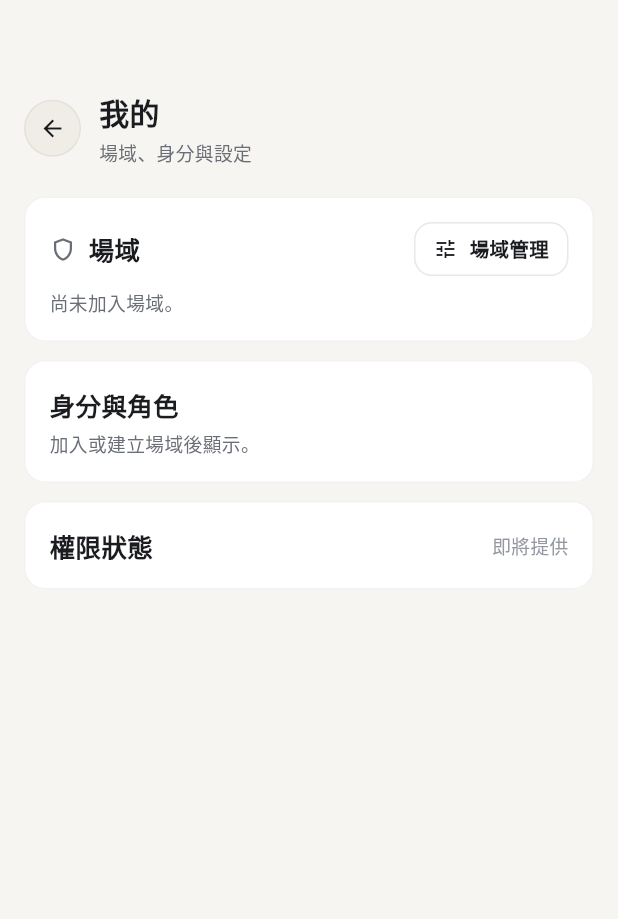
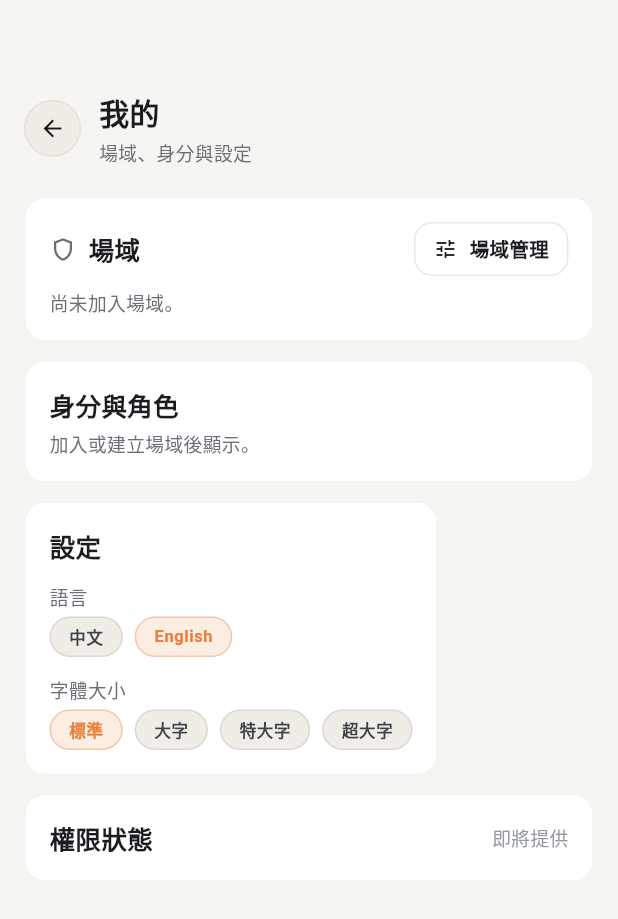
Before and after one commit to nj1i6t6/IgniRelay-new, a Flutter app: the MyTab widget shown alone on an empty page, opened directly, on a phone screen of 412 x 824 dp. Shown: the top 919 px of the screen. Run offline on Flutter 3.47's test engine with Material 3 defaults, Android fonts, the phone set to English and light mode, and no system bars; our stand-ins replace fixnum, flutter_secure_storage, geolocator, latlong2, permission_handler, qr_flutter and 2 more; missing offline and left inert: cryptography, mobile_scanner, protobuf, sqlite3; accounts and stored records are empty; Roboto replaces fonts that are missing (.AppleSystemUIFont); statements that could not run were skipped; project files that could hold a hidden picture were left out.

Commit message:
[UI-H1] add formal language and text-size settings
Expose the existing locale + text-scale infrastructure to users from the 我的
tab. New pure SettingsSection widget (語言 中文/English · 字體大小 標準/大字/特大字/
超大字) renders the current selection and reports choices via value+callback
seams; MyTab wires it to the existing root APIs:

- Localizations.localeOf(context)  → current language (no new locale getter)
- IgniRelayApp.textScaleOf(context) → current text size
- IgniRelayApp.setLocale / setTextScale → persist via existing
  app_language / app_text_scale keys

Stage A is 中文/English only (no 系統 follow). No new settings store, no new
dependency, no ARB/i18n string move (that is UI-H2), no legacy cleanup (UI-H4).
SettingsSection does not import main.dart so its interaction tests pump in
isolation; token-clean (0 Colors.*).

Tests (+9): 7 SettingsSection (labels, current-selection reflection for
language + size, tap callbacks, selected-state update via stateful host,
huge-scale no-overflow) + 2 MyTab integration in app_shell_test (設定 section
visible in 我的, no overflow at TextScaler 1.45).

Co-Authored-By: Claude Opus 4.8 <noreply@anthropic.com>

```diff
--- a/ignirelay_app/lib/ui/shell/tabs/my_tab.dart
+++ b/ignirelay_app/lib/ui/shell/tabs/my_tab.dart
@@ -1,7 +1,8 @@
-// MyTab —「我的」分頁（UI-F2 模組搬遷；UI-F3 身分與角色實作）。
+// MyTab —「我的」分頁（UI-F2 模組搬遷；UI-F3 身分與角色實作；UI-H1 設定區）。
 //
 // 作用場域摘要 + 場域管理入口（導向既有 A7 FieldScreen）+ 身分與角色（UI-F3：
-// owner「主辦」/ participant「成員」，由本機建立 vs 加入推導）+ 權限狀態正式產品佔位
+// owner「主辦」/ participant「成員」，由本機建立 vs 加入推導）+ 設定（UI-H1：語言 /
+// 字體大小，接既有 IgniRelayApp.setLocale/setTextScale）+ 權限狀態正式產品佔位
 // （「即將提供」，OS 權限健康度與場域角色刻意分開，D10）+ 開發者診斷入口（僅 kDebugMode，
 // 從 app_shell 移來；經 debug-only 命名路由進 DebugShell）。
 //
@@ -12,9 +13,11 @@ import 'package:flutter/material.dart';
 import 'package:provider/provider.dart';
 
 import 'package:ignirelay_app/app/controllers/active_field_controller.dart';
+import 'package:ignirelay_app/main.dart' show IgniRelayApp;
 import 'package:ignirelay_app/ui/screens/field/field_screen.dart';
 import 'package:ignirelay_app/ui/shell/app_shell.dart'
     show kDeveloperDiagnosticsRoute;
+import 'package:ignirelay_app/ui/shell/tabs/settings_section.dart';
 import 'package:ignirelay_app/ui/theme/igni_colors.dart';
 import 'package:ignirelay_app/ui/theme/igni_tokens.dart';
 import 'package:ignirelay_app/ui/theme/igni_typography.dart';
@@ -50,6 +53,18 @@ class MyTab extends StatelessWidget {
               _fieldCard(context, p, active, field.joinedFieldCount),
               const SizedBox(height: IgniSpacing.md),
               _roleCard(p, active),
+              const SizedBox(height: IgniSpacing.md),
+              // UI-H1：設定區（語言 / 字體大小）。目前值用 Localizations.localeOf /
+              // IgniRelayApp.textScaleOf 讀；選擇後交給既有 root API 持久化（無新 store /
+              // 無 locale getter）。SettingsSection 本身純展示、不 import main.dart。
+              SettingsSection(
+                languageCode: Localizations.localeOf(context).languageCode,
+                textScale: IgniRelayApp.textScaleOf(context),
+                onLanguageSelected: (locale) =>
+                    IgniRelayApp.setLocale(context, locale),
+                onTextScaleSelected: (scale) =>
+                    IgniRelayApp.setTextScale(context, scale),
+              ),
               const SizedBox(height: IgniSpacing.md),
               // 權限狀態 = OS permission health — kept SEPARATE from field role
               // above (UI-F3 / D10). Real status lands later (permission UX).
--- /dev/null
+++ b/ignirelay_app/lib/ui/shell/tabs/settings_section.dart
@@ -0,0 +1,116 @@
+// SettingsSection —「我的」分頁的「設定」區（UI-H1）。
+//
+// 提供語言（中文 / English）與字體大小（標準 / 大字 / 特大字 / 超大字）兩個選擇器。
+//
+// 設計：純展示 widget，無自有 state。目前值由 [languageCode] / [textScale] 傳入，
+// 使用者選擇以 [onLanguageSelected] / [onTextScaleSelected] 回呼出去。實際持久化由
+// 呼叫端（MyTab → `IgniRelayApp.setLocale` / `setTextScale`）負責。
+//
+// 刻意不 import main.dart、不碰 SharedPreferences、不持有任何 controller ⇒
+// 可獨立 pump 測互動（tap → 回呼 → 父層改值 → 選中狀態跟著走），且不把重型啟動
+// 圖拉進單元測試。
+//
+// Stage A 僅 中文 / English，不做「系統」跟隨（plan §H1：現有 setLocale 簽名無法
+// 乾淨表達 null/system，且 Stage A 不需要）。所有顏色走 token，0 Colors.*。
+
+import 'package:flutter/material.dart';
+
+import 'package:ignirelay_app/ui/theme/igni_colors.dart';
+import 'package:ignirelay_app/ui/theme/igni_text_scale.dart';
+import 'package:ignirelay_app/ui/theme/igni_tokens.dart';
+import 'package:ignirelay_app/ui/theme/igni_typography.dart';
+import 'package:ignirelay_app/ui/widgets/igni_card.dart';
+import 'package:ignirelay_app/ui/widgets/igni_chip.dart';
+
+class SettingsSection extends StatelessWidget {
+  const SettingsSection({
+    super.key,
+    required this.languageCode,
+    required this.textScale,
+    required this.onLanguageSelected,
+    required this.onTextScaleSelected,
+  });
+
+  /// 目前語系碼（'zh' / 'en'）。非 'en' 一律視為中文（含 'zh_Hant' 等）。
+  final String languageCode;
+
+  /// 目前字體大小。
+  final IgniTextScale textScale;
+
+  /// 使用者點選語言時回呼，帶上對應 [Locale]。
+  final ValueChanged<Locale> onLanguageSelected;
+
+  /// 使用者點選字體大小時回呼。
+  final ValueChanged<IgniTextScale> onTextScaleSelected;
+
+  static const List<(IgniTextScale, String)> _textScaleChoices = [
+    (IgniTextScale.standard, '標準'),
+    (IgniTextScale.large, '大字'),
+    (IgniTextScale.xLarge, '特大字'),
+    (IgniTextScale.huge, '超大字'),
+  ];
+
+  @override
+  Widget build(BuildContext context) {
+    final p = context.igni;
+    final isEnglish = languageCode == 'en';
+    return IgniCard(
+      child: Column(
+        crossAxisAlignment: CrossAxisAlignment.start,
+        children: [
+          Text('設定', style: IgniTypography.titleMedium(p.text0)),
+          const SizedBox(height: IgniSpacing.md),
+          _fieldLabel(p, '語言'),
+          const SizedBox(height: IgniSpacing.xs),
+          Wrap(
+            spacing: IgniSpacing.sm,
+            runSpacing: IgniSpacing.sm,
+            children: [
+              _choice(
+                label: '中文',
+                selected: !isEnglish,
+                onTap: () => onLanguageSelected(const Locale('zh')),
+              ),
+              _choice(
+                label: 'English',
+                selected: isEnglish,
+                onTap: () => onLanguageSelected(const Locale('en')),
+              ),
+            ],
+          ),
+          const SizedBox(height: IgniSpacing.md),
+          _fieldLabel(p, '字體大小'),
+          const SizedBox(height: IgniSpacing.xs),
+          Wrap(
+            spacing: IgniSpacing.sm,
+            runSpacing: IgniSpacing.sm,
+            children: [
+              for (final (scale, label) in _textScaleChoices)
+                _choice(
+                  label: label,
+                  selected: textScale == scale,
+                  onTap: () => onTextScaleSelected(scale),
+                ),
+            ],
+          ),
+        ],
+      ),
+    );
+  }
+
+  Widget _fieldLabel(IgniPalette p, String text) =>
+      Text(text, style: IgniTypography.bodySmall(p.text2));
+
+  // 選中 = 品牌琥珀底（active）；未選 = 中性。InkWell 由 IgniChip.onTap 提供。
+  Widget _choice({
+    required String label,
+    required bool selected,
+    required VoidCallback onTap,
+  }) {
+    return IgniChip(
+      label: label,
+      tone: selected ? IgniChipTone.brand : IgniChipTone.neutral,
+      onTap: onTap,
+    );
+  }
+}
```
Also changed, not shown: 2 other files.
